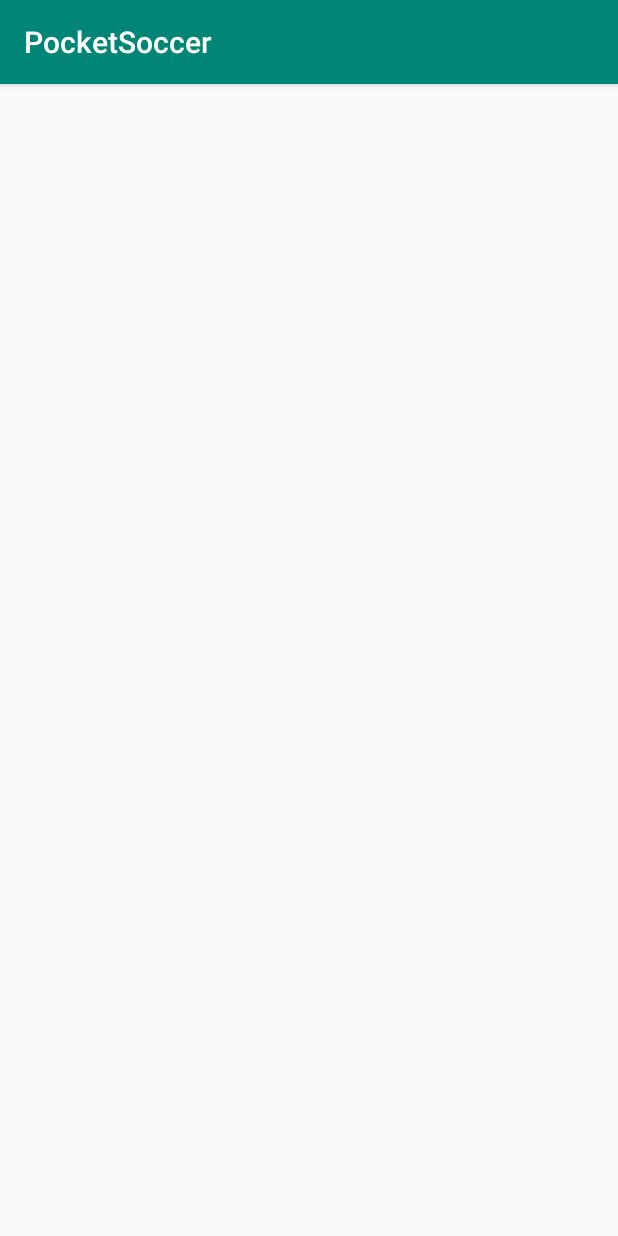
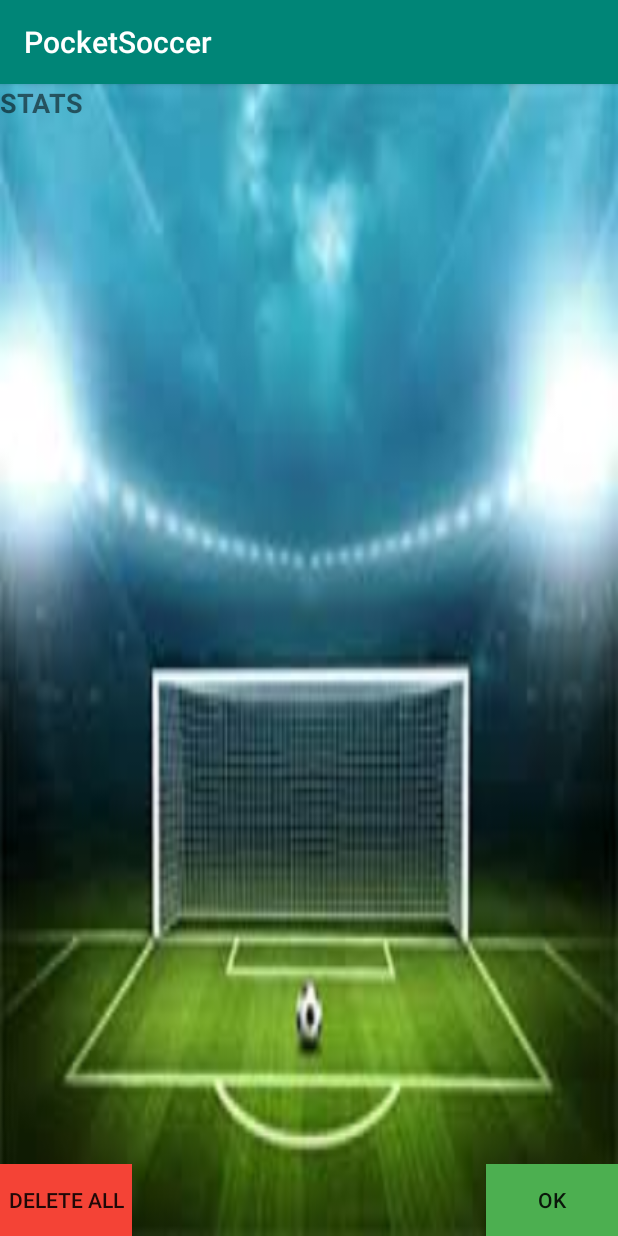
Before and after one commit to in0finite/PocketSoccer, an Android app: the StatsActivity screen opened directly, with no data from a screen before it, on a phone screen of 412 x 824 dp. Run offline under Robolectric (Android 15) with nearby library versions, the phone set to English and light mode, and no system bars.

Commit message:
working on stats

```diff
--- a/app/src/main/res/layout/activity_stats.xml
+++ b/app/src/main/res/layout/activity_stats.xml
@@ -1,9 +1,64 @@
 <?xml version="1.0" encoding="utf-8"?>
-<androidx.constraintlayout.widget.ConstraintLayout xmlns:android="http://schemas.android.com/apk/res/android"
+<LinearLayout xmlns:android="http://schemas.android.com/apk/res/android"
     xmlns:app="http://schemas.android.com/apk/res-auto"
     xmlns:tools="http://schemas.android.com/tools"
     android:layout_width="match_parent"
     android:layout_height="match_parent"
+    android:background="@drawable/soccer_stadium"
+    android:orientation="vertical"
     tools:context=".StatsActivity">
 
-</androidx.constraintlayout.widget.ConstraintLayout>
+    <TextView
+        android:id="@+id/textView5"
+        android:layout_width="match_parent"
+        android:layout_height="wrap_content"
+        android:text="STATS"
+        android:textSize="18sp"
+        android:textStyle="bold" />
+
+    <Space
+        android:layout_width="match_parent"
+        android:layout_height="50sp" />
+
+    <ScrollView
+        android:layout_width="match_parent"
+        android:layout_height="wrap_content">
+
+        <LinearLayout
+            android:id="@+id/gamesContainer"
+            android:layout_width="match_parent"
+            android:layout_height="wrap_content"
+            android:orientation="vertical" />
+    </ScrollView>
+
+    <Space
+        android:layout_width="match_parent"
+        android:layout_height="wrap_content"
+        android:layout_weight="1" />
+
+    <LinearLayout
+        android:layout_width="match_parent"
+        android:layout_height="wrap_content"
+        android:orientation="horizontal">
+
+        <Button
+            android:id="@+id/buttonDeleteAllStats"
+            android:layout_width="wrap_content"
+            android:layout_height="wrap_content"
+            android:background="#F44336"
+            android:text="Delete all" />
+
+        <Space
+            android:layout_width="wrap_content"
+            android:layout_height="wrap_content"
+            android:layout_weight="1" />
+
+        <Button
+            android:id="@+id/buttonExitStats"
+            android:layout_width="wrap_content"
+            android:layout_height="wrap_content"
+            android:background="#4CAF50"
+            android:text="OK" />
+    </LinearLayout>
+
+</LinearLayout>
--- a/app/src/main/res/layout/activity_stats_for_single_game.xml
+++ b/app/src/main/res/layout/activity_stats_for_single_game.xml
@@ -28,7 +28,8 @@
             android:layout_width="wrap_content"
             android:layout_height="wrap_content"
             android:gravity="center_horizontal"
-            android:text="TextView" />
+            android:text="TextView"
+            android:textSize="18sp" />
 
         <Space
             android:layout_width="wrap_content"
@@ -40,7 +41,8 @@
             android:layout_width="wrap_content"
             android:layout_height="wrap_content"
             android:gravity="center_horizontal"
-            android:text="TextView" />
+            android:text="TextView"
+            android:textSize="18sp" />
 
         <Space
             android:layout_width="wrap_content"
@@ -86,7 +88,8 @@
                 android:layout_height="wrap_content"
                 android:gravity="center_horizontal"
                 android:text="Wins"
-                android:textSize="18sp" />
+                android:textSize="18sp"
+                android:textStyle="bold" />
 
             <Space
                 android:layout_width="wrap_content"
```
